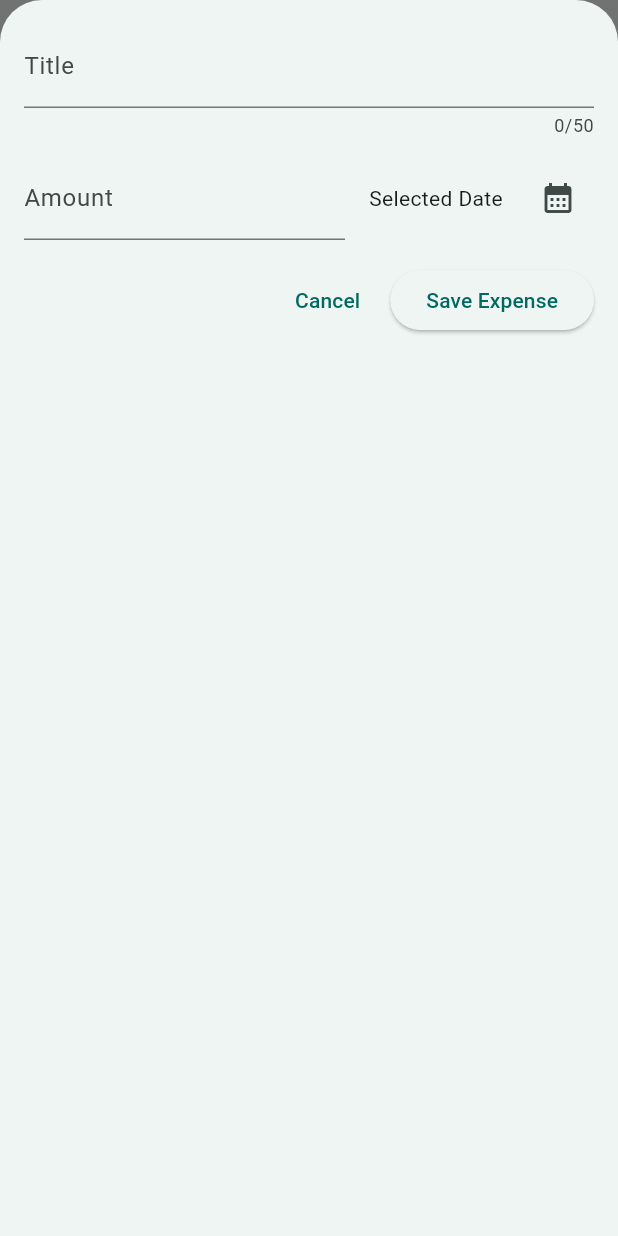
After one commit to Avinash174/Expenses-Tracker, a Flutter app: the screen it shows after launch, after a tap on the "add" icon, on a phone screen of 412 x 824 dp. The commit adds this screen. Run offline on Flutter 3.47's test engine with Material 3 defaults, Android fonts, the phone set to English and light mode, and no system bars.

Commit message:
new code added

```diff
--- a/lib/expenses.dart
+++ b/lib/expenses.dart
@@ -1,3 +1,4 @@
+import 'package:expense_tracker/new_expenses.dart';
 import 'package:expense_tracker/widget/expenses_list/expenses_list.dart';
 import 'package:expense_tracker/model/expense.dart';
 import 'package:flutter/material.dart';
@@ -25,10 +26,27 @@ class _ExpensesState extends State<Expenses> {
     ),
   ];
 
+  void _openAddExpensesOverlay() {
+    showModalBottomSheet(
+      useSafeArea: true,
+      isScrollControlled: true,
+      context: context,
+      builder: (ctx) => NewExpenses(),
+    );
+  }
+
   @override
   Widget build(BuildContext context) {
     return Scaffold(
-      appBar: AppBar(title: const Text('Expense Tracker')),
+      appBar: AppBar(
+        title: const Text('Expense Tracker'),
+        actions: [
+          IconButton(
+            onPressed: _openAddExpensesOverlay,
+            icon: const Icon(Icons.add),
+          ),
+        ],
+      ),
       body: Column(
         children: [
           const Padding(
--- a/lib/model/expense.dart
+++ b/lib/model/expense.dart
@@ -1,15 +1,18 @@
+import 'package:flutter/material.dart';
+import 'package:intl/intl.dart';
 import 'package:uuid/uuid.dart';
 
 final _uuid = const Uuid();
 
+final formatter = DateFormat.yMd();
+
 enum Category { food, travel, leisure, work, other }
 
-const categoryIcons = {
-  Category.food: '🍔',
-  Category.travel: '✈️',
-  Category.leisure: '🎮',
-  Category.work: '💼',
-  Category.other: '🛍️',
+Map<Category, IconData> categoryIcons = {
+  Category.food: Icons.fastfood,
+  Category.travel: Icons.flight,
+  Category.work: Icons.work,
+  Category.leisure: Icons.movie,
 };
 
 extension CategoryLabel on Category {
@@ -29,4 +32,8 @@ class ExpenseModel {
   final double amount;
   final DateTime date;
   final Category category;
+
+  String get formattedDate {
+    return formatter.format(date);
+  }
 }
--- /dev/null
+++ b/lib/new_expenses.dart
@@ -0,0 +1,103 @@
+import 'package:flutter/material.dart';
+
+class NewExpenses extends StatefulWidget {
+  const NewExpenses({super.key});
+
+  @override
+  State<NewExpenses> createState() => _NewExpensesState();
+}
+
+class _NewExpensesState extends State<NewExpenses> {
+  final _titleController = TextEditingController();
+  final _amountController = TextEditingController();
+
+  @override
+  void dispose() {
+    _titleController.dispose();
+    _amountController.dispose();
+    super.dispose();
+  }
+
+  @override
+  Widget build(BuildContext context) {
+    return Padding(
+      padding: const EdgeInsets.all(16.0),
+      child: Column(
+        children: [
+          // Title (full width)
+          TextField(
+            controller: _titleController,
+            maxLength: 50,
+            keyboardType: TextInputType.text,
+            decoration: const InputDecoration(labelText: 'Title'),
+          ),
+
+          const SizedBox(height: 12),
+
+          // Amount + Date row
+          Row(
+            children: [
+              // Give the amount field a finite width by wrapping with Expanded
+              Expanded(
+                child: TextField(
+                  controller: _amountController,
+                  keyboardType: const TextInputType.numberWithOptions(
+                    decimal: true,
+                  ),
+                  decoration: const InputDecoration(
+                    labelText: 'Amount',
+                    prefixText: '\$ ',
+                  ),
+                ),
+              ),
+
+              const SizedBox(width: 16),
+
+              // Date area: either a fixed width (SizedBox) or another Expanded
+              SizedBox(
+                width: 150,
+                child: Row(
+                  mainAxisAlignment: MainAxisAlignment.end,
+                  crossAxisAlignment: CrossAxisAlignment.center,
+                  children: [
+                    const Expanded(
+                      child: Text('Selected Date'),
+                    ), // text wraps/aligns
+                    IconButton(
+                      onPressed: () {
+                        // showDatePicker(...) or your logic
+                      },
+                      icon: const Icon(Icons.calendar_month),
+                    ),
+                  ],
+                ),
+              ),
+            ],
+          ),
+
+          const SizedBox(height: 16),
+
+          // Buttons row — align to end and avoid overflow
+          Row(
+            mainAxisAlignment: MainAxisAlignment.end,
+            children: [
+              TextButton(
+                onPressed: () {
+                  Navigator.pop(context);
+                },
+                child: const Text('Cancel'),
+              ),
+              const SizedBox(width: 8),
+              ElevatedButton(
+                onPressed: () {
+                  Navigator.pop(context);
+                },
+                child: const Text('Save Expense'),
+              ),
+            ],
+          ),
+        ],
+      ),
+    );
+  }
+}
--- a/lib/widget/expenses_list/expenses_item.dart
+++ b/lib/widget/expenses_list/expenses_item.dart
@@ -1,3 +1,5 @@
+import 'dart:math';
+
 import 'package:expense_tracker/model/expense.dart';
 import 'package:flutter/material.dart';
 
@@ -21,7 +23,7 @@ class ExpensesItems extends StatelessWidget {
                 Spacer(),
                 Row(
                   children: [
-                    Icon(Icons.calendar_today, size: 16),
+                    Icon(categoryIcons[expenses.category]),
                     SizedBox(width: 8),
                     Text(
                       '${expenses.date.day.toString().padLeft(2, '0')}/${expenses.date.month.toString().padLeft(2, '0')}/${expenses.date.year}',
```
